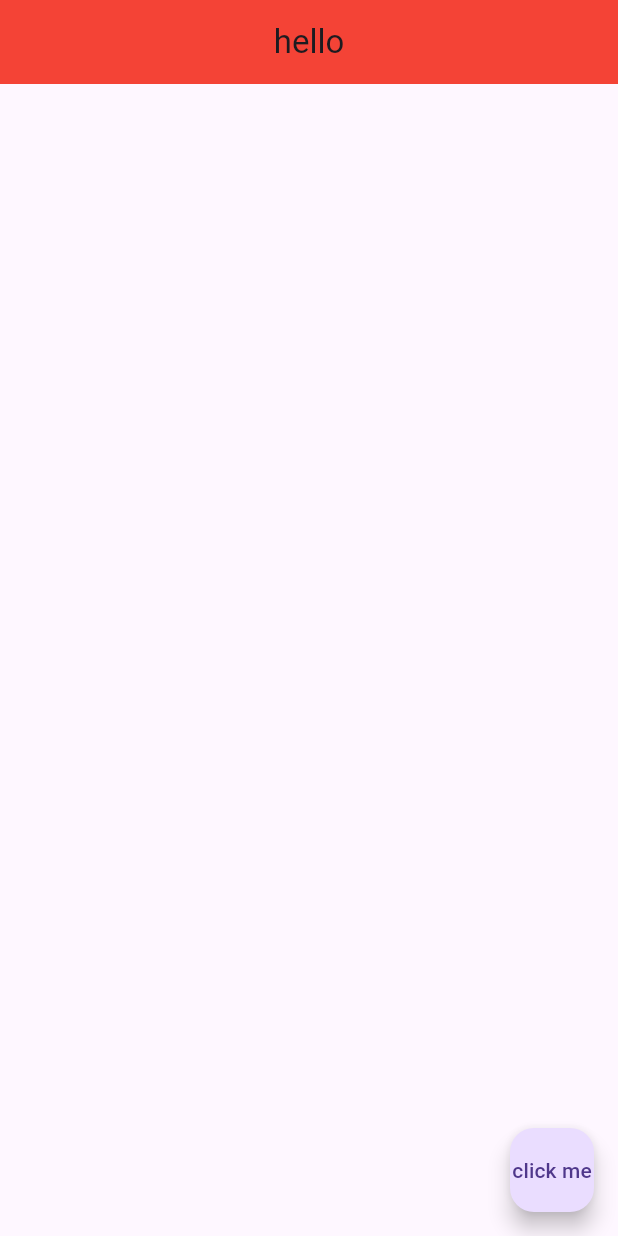
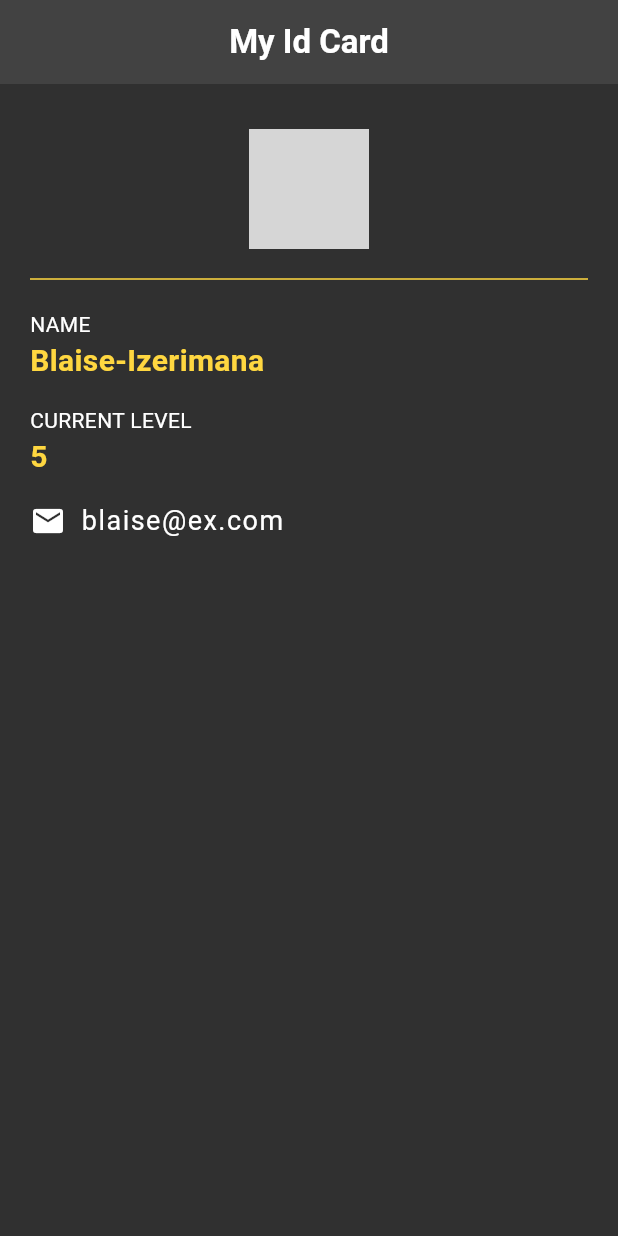
Before and after one commit to Blaise202/Id-Card-Flutter, a Flutter app: the screen it shows after launch, on a phone screen of 412 x 824 dp. Run offline on Flutter 3.47's test engine with Material 3 defaults, Android fonts, the phone set to English and light mode, and no system bars; grey boxes are pictures that could not be loaded.

Commit message:
simple id card

```diff
--- a/lib/main.dart
+++ b/lib/main.dart
@@ -12,14 +12,83 @@ class IdCard extends StatelessWidget {
   @override
   Widget build(BuildContext context) {
     return Scaffold(
+      backgroundColor: Colors.grey[850],
       appBar: AppBar(
-        title: Text('hello'),
-        backgroundColor: Colors.red,
+        title: Text(
+          'My Id Card',
+          style: TextStyle(
+            color: Colors.white,
+            fontWeight: FontWeight.bold
+          ),
+        ),
+        backgroundColor: Colors.grey[800],
         centerTitle: true,
       ),
-      floatingActionButton: FloatingActionButton(
-        onPressed: (){},
-        child: Text('click me'),
+      body: Padding(
+        padding: EdgeInsets.fromLTRB(20, 30, 20, 0),
+        child: Column(
+          crossAxisAlignment: CrossAxisAlignment.start,
+          children: [
+            Center(
+              child: CircleAvatar(
+                backgroundImage: AssetImage('assets/thumb2.jpg'),
+                radius: 40,
+              ),
+            ),
+            Divider(
+              height: 40,
+              color: Colors.amberAccent   ,
+            ),
+            Text(
+              'NAME',
+              style: TextStyle(
+                color: Colors.white,
+              ),
+            ),
+            Text(
+              'Blaise-Izerimana',
+              style: TextStyle(
+                color: Colors.amberAccent,
+                fontSize: 20,
+                fontWeight: FontWeight.bold,
+              ),
+            ),
+            SizedBox(height: 15,),
+            Text(
+              'CURRENT LEVEL',
+              style: TextStyle(
+                color: Colors.white,
+              ),
+            ),
+            Text(
+              '5',
+              style: TextStyle(
+                color: Colors.amberAccent,
+                fontSize: 20,
+                fontWeight: FontWeight.bold,
+              ),
+            ),
+            SizedBox(height: 15,),
+            Row(
+              mainAxisAlignment: MainAxisAlignment.start,
+              children: [
+                Icon(
+                  Icons.mail,
+                  color: Colors.white,
+                ),
+                SizedBox(width: 10,),
+                Text(
+                  'blaise@ex.com',
+                  style: TextStyle(
+                    color: Colors.white,
+                    fontSize: 18,
+                    letterSpacing: 1,
+                  ),
+                )
+              ],
+            )
+          ],
+        ),
       ),
     );
   }
--- a/pubspec.yaml
+++ b/pubspec.yaml
@@ -58,9 +58,8 @@ flutter:
   uses-material-design: true
 
   # To add assets to your application, add an assets section, like this:
-  # assets:
-  #   - images/a_dot_burr.jpeg
-  #   - images/a_dot_ham.jpeg
+  assets:
+   - assets/thumb2.jpg
 
   # An image asset can refer to one or more resolution-specific "variants", see
   # https://flutter.dev/to/resolution-aware-images
```
Also changed, not shown: 1 other file.
